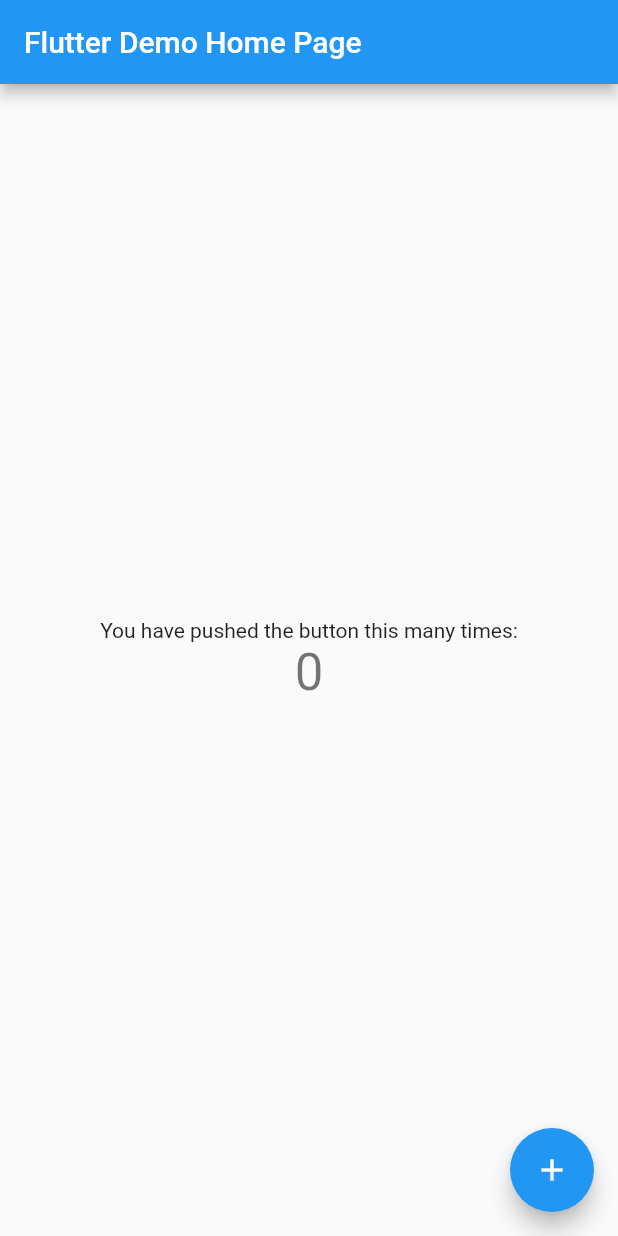
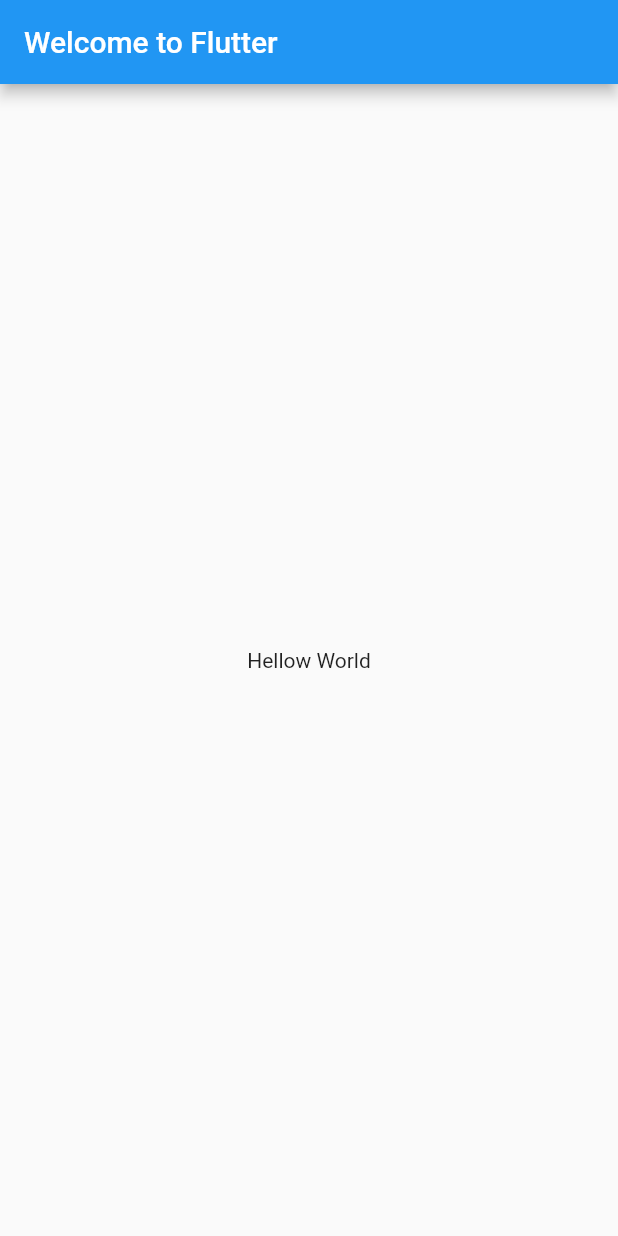
Before and after one commit to RaynaldiST/flutter_lesson, a Flutter app: the screen it shows after launch, on a phone screen of 412 x 824 dp. Run offline on Flutter 3.47's test engine with Material 2 defaults, Android fonts, the phone set to English and light mode, and no system bars.

Commit message:
Update: Lesson 2

```diff
--- a/lesson_1/lib/main.dart
+++ b/lesson_1/lib/main.dart
@@ -1,111 +1,23 @@
 import 'package:flutter/material.dart';
 
-void main() => runApp(MyApp());
+void main() => runApp(HomePage());
 
-class MyApp extends StatelessWidget {
-  // This widget is the root of your application.
+class HomePage extends StatelessWidget {
   @override
   Widget build(BuildContext context) {
     return MaterialApp(
-      title: 'Flutter Demo',
+      title: "Welcome to Flutter",
       theme: ThemeData(
-        // This is the theme of your application.
-        //
-        // Try running your application with "flutter run". You'll see the
-        // application has a blue toolbar. Then, without quitting the app, try
-        // changing the primarySwatch below to Colors.green and then invoke
-        // "hot reload" (press "r" in the console where you ran "flutter run",
-        // or simply save your changes to "hot reload" in a Flutter IDE).
-        // Notice that the counter didn't reset back to zero; the application
-        // is not restarted.
         primarySwatch: Colors.blue,
       ),
-      home: MyHomePage(title: 'Flutter Demo Home Page'),
+      home: Scaffold(
+        appBar: AppBar(
+          title: Text("Welcome to Flutter"),
+        ),
+        body: Center(
+          child: Text("Hellow World"),
+        ),
+      ),
     );
   }
 }
-
-class MyHomePage extends StatefulWidget {
-  MyHomePage({Key key, this.title}) : super(key: key);
-
-  // This widget is the home page of your application. It is stateful, meaning
-  // that it has a State object (defined below) that contains fields that affect
-  // how it looks.
-
-  // This class is the configuration for the state. It holds the values (in this
-  // case the title) provided by the parent (in this case the App widget) and
-  // used by the build method of the State. Fields in a Widget subclass are
-  // always marked "final".
-
-  final String title;
-
-  @override
-  _MyHomePageState createState() => _MyHomePageState();
-}
-
-class _MyHomePageState extends State<MyHomePage> {
-  int _counter = 0;
-
-  void _incrementCounter() {
-    setState(() {
-      // This call to setState tells the Flutter framework that something has
-      // changed in this State, which causes it to rerun the build method below
-      // so that the display can reflect the updated values. If we changed
-      // _counter without calling setState(), then the build method would not be
-      // called again, and so nothing would appear to happen.
-      _counter++;
-    });
-  }
-
-  @override
-  Widget build(BuildContext context) {
-    // This method is rerun every time setState is called, for instance as done
-    // by the _incrementCounter method above.
-    //
-    // The Flutter framework has been optimized to make rerunning build methods
-    // fast, so that you can just rebuild anything that needs updating rather
-    // than having to individually change instances of widgets.
-    return Scaffold(
-      appBar: AppBar(
-        // Here we take the value from the MyHomePage object that was created by
-        // the App.build method, and use it to set our appbar title.
-        title: Text(widget.title),
-      ),
-      body: Center(
-        // Center is a layout widget. It takes a single child and positions it
-        // in the middle of the parent.
-        child: Column(
-          // Column is also a layout widget. It takes a list of children and
-          // arranges them vertically. By default, it sizes itself to fit its
-          // children horizontally, and tries to be as tall as its parent.
-          //
-          // Invoke "debug painting" (press "p" in the console, choose the
-          // "Toggle Debug Paint" action from the Flutter Inspector in Android
-          // Studio, or the "Toggle Debug Paint" command in Visual Studio Code)
-          // to see the wireframe for each widget.
-          //
-          // Column has various properties to control how it sizes itself and
-          // how it positions its children. Here we use mainAxisAlignment to
-          // center the children vertically; the main axis here is the vertical
-          // axis because Columns are vertical (the cross axis would be
-          // horizontal).
-          mainAxisAlignment: MainAxisAlignment.center,
-          children: <Widget>[
-            Text(
-              'You have pushed the button this many times:',
-            ),
-            Text(
-              '$_counter',
-              style: Theme.of(context).textTheme.display1,
-            ),
-          ],
-        ),
-      ),
-      floatingActionButton: FloatingActionButton(
-        onPressed: _incrementCounter,
-        tooltip: 'Increment',
-        child: Icon(Icons.add),
-      ), // This trailing comma makes auto-formatting nicer for build methods.
-    );
-  }
-}
```
Also changed, not shown: lesson_2/lib/main.dart (added, +64 -0 lines), lesson_2/pubspec.yaml (added, +72 -0 lines), lesson_2/pubspec.lock (added), 55 other files.
